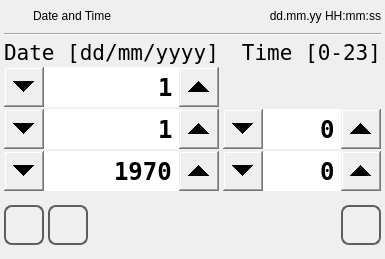
Before: the Qt Designer form qt_library/ATCMsystem/time_set.ui in MECTsrl/mect_plugins, drawn with Qt 5.
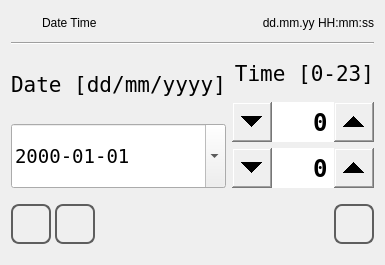
After: the same form once the commit is applied. Icons and pictures are not drawn.

Diff of the .ui file:
```diff
--- a/qt_library/ATCMsystem/time_set.ui
+++ b/qt_library/ATCMsystem/time_set.ui
@@ -7,7 +7,7 @@
     <x>0</x>
     <y>0</y>
     <width>385</width>
-    <height>255</height>
+    <height>265</height>
    </rect>
   </property>
   <property name="minimumSize">
@@ -26,49 +26,10 @@
    <string>time_set</string>
   </property>
   <property name="styleSheet">
-   <string notr="true">QPushButton
-{
-	font: 20pt &quot;DejaVu Sans Mono&quot;;
-}
-
- QSpinBox {
-	font: 1000 18pt &quot;DejaVu Sans Mono&quot;;
- }
-
- QSpinBox::up-button {
-     subcontrol-origin: border;
-     subcontrol-position: right center;
-     height: 40px;
-     width: 40px;
- }
-
- QSpinBox::up-arrow {
-	image: url(:/libicons/img/Forward.png);
-     width: 10px;
-     height: 10px;
- }
-
- QSpinBox::down-button {
-     subcontrol-origin: border;
-     subcontrol-position: left center;
-     height: 40px;
-     width: 40px;
-}
-
- QSpinBox::down-arrow {
- 	image: url(:/libicons/img/Back.png);
-     width: 10px;
-     height: 10px;
- }
+   <string notr="true">
 </string>
   </property>
-  <layout class="QVBoxLayout" name="verticalLayout">
-   <property name="spacing">
-    <number>4</number>
-   </property>
-   <property name="margin">
-    <number>4</number>
-   </property>
+  <layout class="QVBoxLayout" name="verticalLayout_3">
    <item>
     <layout class="QHBoxLayout" name="horizontalLayout">
      <property name="sizeConstraint">
@@ -111,7 +72,7 @@
         <enum>Qt::NoFocus</enum>
        </property>
        <property name="text">
-        <string>Date and Time</string>
+        <string>Date Time</string>
        </property>
       </widget>
      </item>
@@ -151,11 +112,10 @@
     </widget>
    </item>
    <item>
-    <layout class="QGridLayout" name="gridLayout">
-     <property name="verticalSpacing">
-      <number>2</number>
-     </property>
-     <item row="0" column="0">
+    <layout class="QHBoxLayout" name="horizontalLayout_2">
+     <item>
+      <layout class="QVBoxLayout" name="verticalLayout">
+       <item>
       <widget class="QLabel" name="labelDataTitle">
        <property name="sizePolicy">
         <sizepolicy hsizetype="Preferred" vsizetype="Minimum">
@@ -186,7 +146,77 @@
        </property>
       </widget>
      </item>
-     <item row="0" column="1">
+       <item>
+        <widget class="QDateEdit" name="dateEdit">
+         <property name="sizePolicy">
+          <sizepolicy hsizetype="Minimum" vsizetype="MinimumExpanding">
+           <horstretch>0</horstretch>
+           <verstretch>0</verstretch>
+          </sizepolicy>
+         </property>
+         <property name="maximumSize">
+          <size>
+           <width>16777215</width>
+           <height>64</height>
+          </size>
+         </property>
+         <property name="font">
+          <font>
+           <family>DejaVu Sans Mono</family>
+           <pointsize>14</pointsize>
+          </font>
+         </property>
+         <property name="focusPolicy">
+          <enum>Qt::ClickFocus</enum>
+         </property>
+         <property name="styleSheet">
+          <string notr="true">QCalendarWidget {
+	firstDayOfWeek: 1;
+}
+ 
+QSpinBox {
+	font: 1000 18pt &quot;DejaVu Sans Mono&quot;;
+ }
+
+ QSpinBox::up-button {
+     subcontrol-origin: border;
+     subcontrol-position: right center;
+     height: 40px;
+     width: 40px;
+ }
+
+ QSpinBox::up-arrow {
+	image: url(:/libicons/img/Forward.png);
+     width: 10px;
+     height: 10px;
+ }
+
+ QSpinBox::down-button {
+     subcontrol-origin: border;
+     subcontrol-position: left center;
+     height: 40px;
+     width: 40px;
+}
+
+ QSpinBox::down-arrow {
+ 	image: url(:/libicons/img/Back.png);
+     width: 10px;
+     height: 10px;
+ }</string>
+         </property>
+         <property name="displayFormat">
+          <string>yyyy-MM-dd</string>
+         </property>
+         <property name="calendarPopup">
+          <bool>true</bool>
+         </property>
+        </widget>
+       </item>
+      </layout>
+     </item>
+     <item>
+      <layout class="QVBoxLayout" name="verticalLayout_2">
+       <item>
       <widget class="QLabel" name="labelOraTile">
        <property name="sizePolicy">
         <sizepolicy hsizetype="Minimum" vsizetype="Minimum">
@@ -220,200 +250,7 @@
        </property>
       </widget>
      </item>
-     <item row="1" column="0">
-      <widget class="QSpinBox" name="spinBoxGiorno">
-       <property name="sizePolicy">
-        <sizepolicy hsizetype="Expanding" vsizetype="Fixed">
-         <horstretch>0</horstretch>
-         <verstretch>0</verstretch>
-        </sizepolicy>
-       </property>
-       <property name="minimumSize">
-        <size>
-         <width>0</width>
-         <height>40</height>
-        </size>
-       </property>
-       <property name="maximumSize">
-        <size>
-         <width>16777215</width>
-         <height>40</height>
-        </size>
-       </property>
-       <property name="font">
-        <font>
-         <family>DejaVu Sans Mono</family>
-         <pointsize>18</pointsize>
-         <weight>99</weight>
-         <italic>false</italic>
-         <bold>true</bold>
-        </font>
-       </property>
-       <property name="focusPolicy">
-        <enum>Qt::NoFocus</enum>
-       </property>
-       <property name="styleSheet">
-        <string notr="true"/>
-       </property>
-       <property name="wrapping">
-        <bool>true</bool>
-       </property>
-       <property name="alignment">
-        <set>Qt::AlignRight|Qt::AlignTrailing|Qt::AlignVCenter</set>
-       </property>
-       <property name="minimum">
-        <number>1</number>
-       </property>
-       <property name="maximum">
-        <number>31</number>
-       </property>
-       <property name="value">
-        <number>1</number>
-       </property>
-      </widget>
-     </item>
-     <item row="2" column="0">
-      <widget class="QSpinBox" name="spinBoxMese">
-       <property name="sizePolicy">
-        <sizepolicy hsizetype="Expanding" vsizetype="Fixed">
-         <horstretch>0</horstretch>
-         <verstretch>0</verstretch>
-        </sizepolicy>
-       </property>
-       <property name="minimumSize">
-        <size>
-         <width>0</width>
-         <height>40</height>
-        </size>
-       </property>
-       <property name="maximumSize">
-        <size>
-         <width>16777215</width>
-         <height>40</height>
-        </size>
-       </property>
-       <property name="font">
-        <font>
-         <family>DejaVu Sans Mono</family>
-         <pointsize>18</pointsize>
-         <weight>99</weight>
-         <italic>false</italic>
-         <bold>true</bold>
-        </font>
-       </property>
-       <property name="focusPolicy">
-        <enum>Qt::NoFocus</enum>
-       </property>
-       <property name="wrapping">
-        <bool>true</bool>
-       </property>
-       <property name="alignment">
-        <set>Qt::AlignRight|Qt::AlignTrailing|Qt::AlignVCenter</set>
-       </property>
-       <property name="minimum">
-        <number>1</number>
-       </property>
-       <property name="maximum">
-        <number>12</number>
-       </property>
-       <property name="value">
-        <number>1</number>
-       </property>
-      </widget>
-     </item>
-     <item row="3" column="0">
-      <widget class="QSpinBox" name="spinBoxAnno">
-       <property name="sizePolicy">
-        <sizepolicy hsizetype="Expanding" vsizetype="Fixed">
-         <horstretch>0</horstretch>
-         <verstretch>0</verstretch>
-        </sizepolicy>
-       </property>
-       <property name="minimumSize">
-        <size>
-         <width>0</width>
-         <height>40</height>
-        </size>
-       </property>
-       <property name="maximumSize">
-        <size>
-         <width>16777215</width>
-         <height>40</height>
-        </size>
-       </property>
-       <property name="font">
-        <font>
-         <family>DejaVu Sans Mono</family>
-         <pointsize>18</pointsize>
-         <weight>99</weight>
-         <italic>false</italic>
-         <bold>true</bold>
-        </font>
-       </property>
-       <property name="focusPolicy">
-        <enum>Qt::NoFocus</enum>
-       </property>
-       <property name="styleSheet">
-        <string notr="true"/>
-       </property>
-       <property name="wrapping">
-        <bool>true</bool>
-       </property>
-       <property name="alignment">
-        <set>Qt::AlignRight|Qt::AlignTrailing|Qt::AlignVCenter</set>
-       </property>
-       <property name="maximum">
-        <number>3000</number>
-       </property>
-       <property name="value">
-        <number>1970</number>
-       </property>
-      </widget>
-     </item>
-     <item row="3" column="1">
-      <widget class="QSpinBox" name="spinBoxMinuti">
-       <property name="sizePolicy">
-        <sizepolicy hsizetype="Expanding" vsizetype="Fixed">
-         <horstretch>0</horstretch>
-         <verstretch>0</verstretch>
-        </sizepolicy>
-       </property>
-       <property name="minimumSize">
-        <size>
-         <width>0</width>
-         <height>40</height>
-        </size>
-       </property>
-       <property name="maximumSize">
-        <size>
-         <width>16777215</width>
-         <height>40</height>
-        </size>
-       </property>
-       <property name="font">
-        <font>
-         <family>DejaVu Sans Mono</family>
-         <pointsize>18</pointsize>
-         <weight>99</weight>
-         <italic>false</italic>
-         <bold>true</bold>
-        </font>
-       </property>
-       <property name="focusPolicy">
-        <enum>Qt::NoFocus</enum>
-       </property>
-       <property name="wrapping">
-        <bool>true</bool>
-       </property>
-       <property name="alignment">
-        <set>Qt::AlignRight|Qt::AlignTrailing|Qt::AlignVCenter</set>
-       </property>
-       <property name="maximum">
-        <number>59</number>
-       </property>
-      </widget>
-     </item>
-     <item row="2" column="1">
+       <item>
       <widget class="QSpinBox" name="spinBoxOre">
        <property name="sizePolicy">
         <sizepolicy hsizetype="Expanding" vsizetype="Fixed">
@@ -445,6 +282,42 @@
        <property name="focusPolicy">
         <enum>Qt::NoFocus</enum>
        </property>
+         <property name="styleSheet">
+          <string notr="true">QPushButton
+{
+	font: 20pt &quot;DejaVu Sans Mono&quot;;
+}
+
+ QSpinBox {
+	font: 1000 18pt &quot;DejaVu Sans Mono&quot;;
+ }
+
+ QSpinBox::up-button {
+     subcontrol-origin: border;
+     subcontrol-position: right center;
+     height: 40px;
+     width: 40px;
+ }
+
+ QSpinBox::up-arrow {
+	image: url(:/libicons/img/Forward.png);
+     width: 10px;
+     height: 10px;
+ }
+
+ QSpinBox::down-button {
+     subcontrol-origin: border;
+     subcontrol-position: left center;
+     height: 40px;
+     width: 40px;
+}
+
+ QSpinBox::down-arrow {
+ 	image: url(:/libicons/img/Back.png);
+     width: 10px;
+     height: 10px;
+ }</string>
+         </property>
        <property name="wrapping">
         <bool>true</bool>
        </property>
@@ -455,6 +328,87 @@
         <number>23</number>
        </property>
       </widget>
+       </item>
+       <item>
+        <widget class="QSpinBox" name="spinBoxMinuti">
+         <property name="sizePolicy">
+          <sizepolicy hsizetype="Expanding" vsizetype="Fixed">
+           <horstretch>0</horstretch>
+           <verstretch>0</verstretch>
+          </sizepolicy>
+         </property>
+         <property name="minimumSize">
+          <size>
+           <width>0</width>
+           <height>40</height>
+          </size>
+         </property>
+         <property name="maximumSize">
+          <size>
+           <width>16777215</width>
+           <height>40</height>
+          </size>
+         </property>
+         <property name="font">
+          <font>
+           <family>DejaVu Sans Mono</family>
+           <pointsize>18</pointsize>
+           <weight>99</weight>
+           <italic>false</italic>
+           <bold>true</bold>
+          </font>
+         </property>
+         <property name="focusPolicy">
+          <enum>Qt::NoFocus</enum>
+         </property>
+         <property name="styleSheet">
+          <string notr="true">QPushButton
+{
+	font: 20pt &quot;DejaVu Sans Mono&quot;;
+}
+
+ QSpinBox {
+	font: 1000 18pt &quot;DejaVu Sans Mono&quot;;
+ }
+
+ QSpinBox::up-button {
+     subcontrol-origin: border;
+     subcontrol-position: right center;
+     height: 40px;
+     width: 40px;
+ }
+
+ QSpinBox::up-arrow {
+	image: url(:/libicons/img/Forward.png);
+     width: 10px;
+     height: 10px;
+ }
+
+ QSpinBox::down-button {
+     subcontrol-origin: border;
+     subcontrol-position: left center;
+     height: 40px;
+     width: 40px;
+}
+
+ QSpinBox::down-arrow {
+ 	image: url(:/libicons/img/Back.png);
+     width: 10px;
+     height: 10px;
+ }</string>
+         </property>
+         <property name="wrapping">
+          <bool>true</bool>
+         </property>
+         <property name="alignment">
+          <set>Qt::AlignRight|Qt::AlignTrailing|Qt::AlignVCenter</set>
+         </property>
+         <property name="maximum">
+          <number>59</number>
+         </property>
+        </widget>
+       </item>
+      </layout>
      </item>
     </layout>
    </item>
```
Lines whose indentation alone changed are shown as unchanged.
